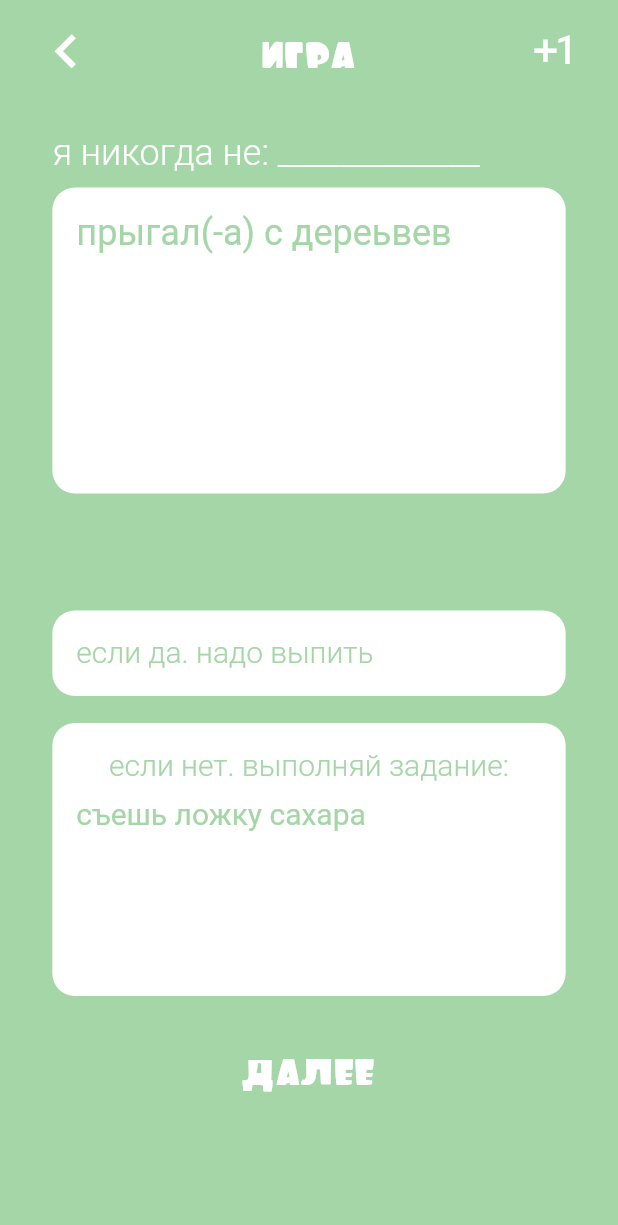
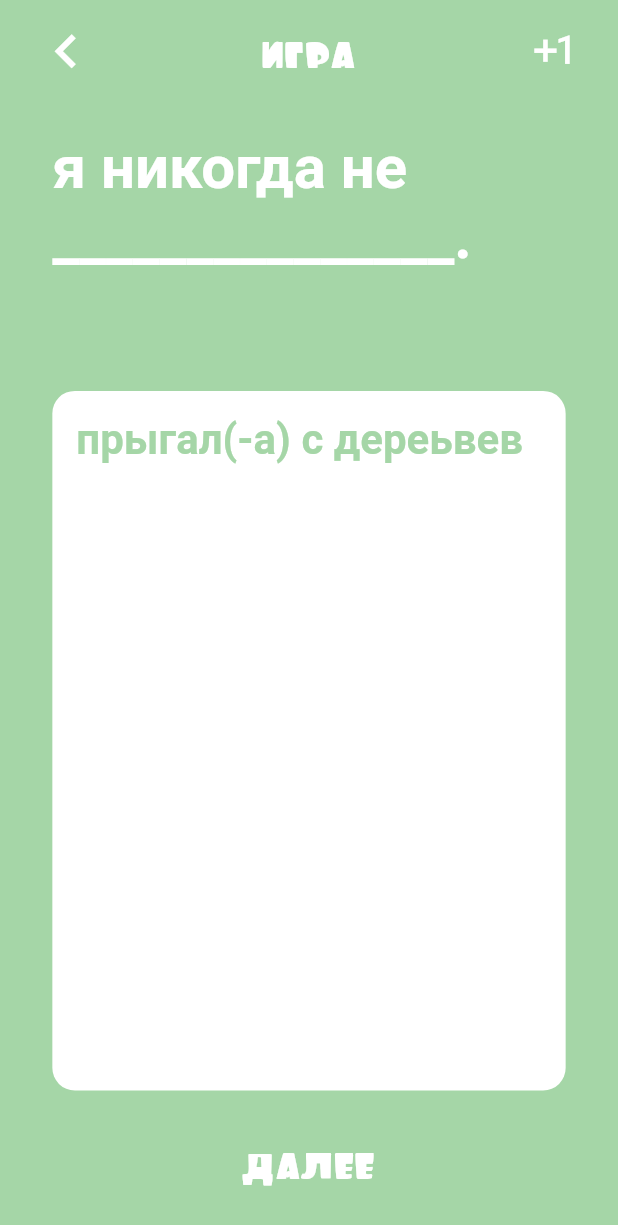
Before and after one commit to zikwall/never-have-i-ever, a Flutter app: the Game screen opened directly, on a phone screen of 412 x 824 dp. Shown: the top 1225 px of the screen. Run offline on Flutter 3.47's test engine with Material 2 defaults, Android fonts, the phone set to English and light mode, and no system bars.

Commit message:
Redesign game screen

```diff
--- a/lib/screens/game/game.dart
+++ b/lib/screens/game/game.dart
@@ -66,9 +66,9 @@ class _GameState extends State<Game> {
 
   Widget _buildQuestion(context) {
     return Container(
-      padding: EdgeInsets.only(bottom: 60.0),
+      padding: EdgeInsets.only(bottom: 20.0),
       width: MediaQuery.of(context).size.width * 0.85,
-      height: MediaQuery.of(context).size.width - 140,
+      height: MediaQuery.of(context).size.width * 1.2,
       child: Card(
         shape: RoundedRectangleBorder(
           borderRadius: BorderRadius.circular(15.0),
@@ -77,14 +77,17 @@ class _GameState extends State<Game> {
         elevation: 0,
         child: Padding(
             padding: EdgeInsets.all(16.0),
+            child: Align(
+                alignment: Alignment.topLeft,
                 child: Text(
                   "$currentQuestion",
                   style: TextStyle(
-                fontSize: 24.0,
+                      fontSize: 28.0,
                       color: widget.color,
-                fontWeight: FontWeight.w400
+                      fontWeight: FontWeight.w600
                   ),
-          ),
+                )
+            )
         ),
       ),
     );
@@ -96,11 +99,11 @@ class _GameState extends State<Game> {
       child: Align(
         alignment: Alignment.centerLeft,
         child: Text(
-          'я никогда не: _____________',
+          'я никогда не _______________.',
           style: TextStyle(
-              fontSize: 24.0,
+              fontSize: 40.0,
               color: Colors.white,
-              fontWeight: FontWeight.w300
+              fontWeight: FontWeight.w700
           ),
         ),
       ),
@@ -179,7 +182,7 @@ class _GameState extends State<Game> {
 
   Widget _buildNextButton() {
     return Padding(
-      padding: EdgeInsets.only(top: 20.0),
+      padding: EdgeInsets.only(bottom: 25.0),
       child: FlatButton(
         onPressed: () {
           nextQuestion();
@@ -221,9 +224,8 @@ class _GameState extends State<Game> {
                         child: Column(
                           children: <Widget>[
                             _buildNeverHaveIEver(),
+                            Spacer(),
                             _buildQuestion(context),
-                      _buildDrink(context),
-                      _buildTask(context),
                             _buildNextButton()
                           ],
                         )
```
Lines whose indentation alone changed are shown as unchanged.
